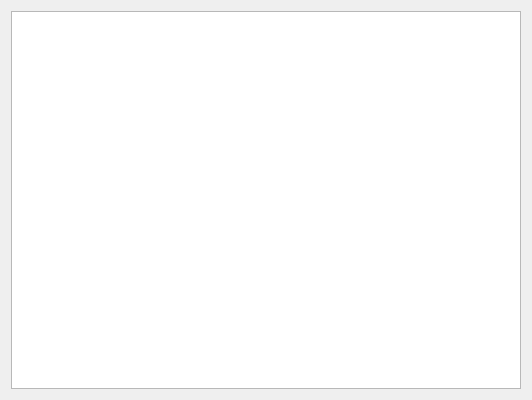
The window that cinema/seances.ui (M1k3FaLc0n/PP_po_PM02) describes before a commit, drawn with Qt 5.
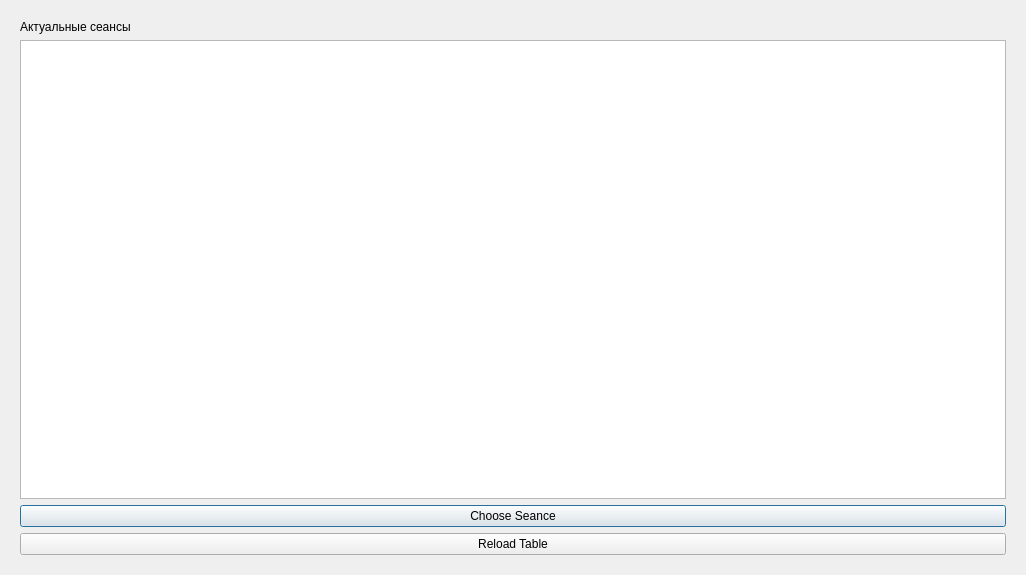
The same window after the commit.

Commit message:
select actual seances
half of way to sell tickets

The edit to the form file:
```diff
--- a/cinema/seances.ui
+++ b/cinema/seances.ui
@@ -6,8 +6,8 @@
    <rect>
     <x>0</x>
     <y>0</y>
-    <width>532</width>
-    <height>400</height>
+    <width>1026</width>
+    <height>575</height>
    </rect>
   </property>
   <property name="windowTitle">
@@ -15,7 +15,37 @@
   </property>
   <layout class="QGridLayout" name="gridLayout">
    <item row="0" column="0">
-    <widget class="QTableView" name="tableView"/>
+    <widget class="QStackedWidget" name="stackedWidget">
+     <widget class="QWidget" name="pageSelectSeance">
+      <layout class="QVBoxLayout" name="verticalLayout">
+       <item>
+        <widget class="QLabel" name="label">
+         <property name="text">
+          <string>Актуальные сеансы</string>
+         </property>
+        </widget>
+       </item>
+       <item>
+        <widget class="QTableView" name="tableView"/>
+       </item>
+       <item>
+        <widget class="QPushButton" name="pushButtonChoosSeance">
+         <property name="text">
+          <string>Choose Seance</string>
+         </property>
+        </widget>
+       </item>
+       <item>
+        <widget class="QPushButton" name="pushButtonReloadTb">
+         <property name="text">
+          <string>Reload Table</string>
+         </property>
+        </widget>
+       </item>
+      </layout>
+     </widget>
+     <widget class="QWidget" name="page_2"/>
+    </widget>
    </item>
   </layout>
  </widget>
```
The commit also changes 18 other files.
